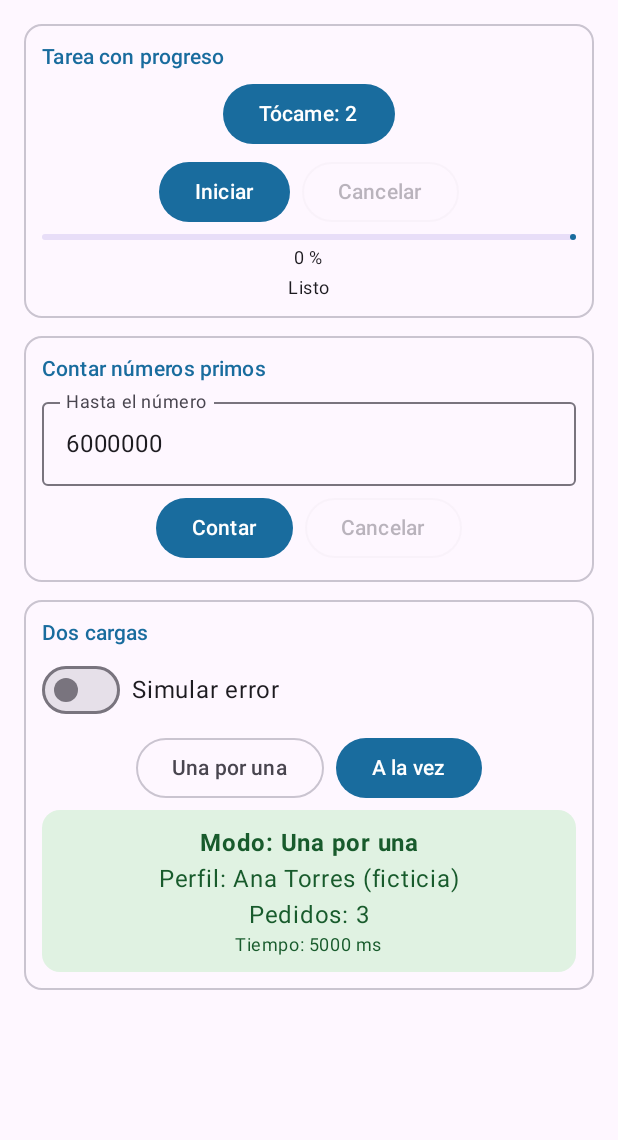
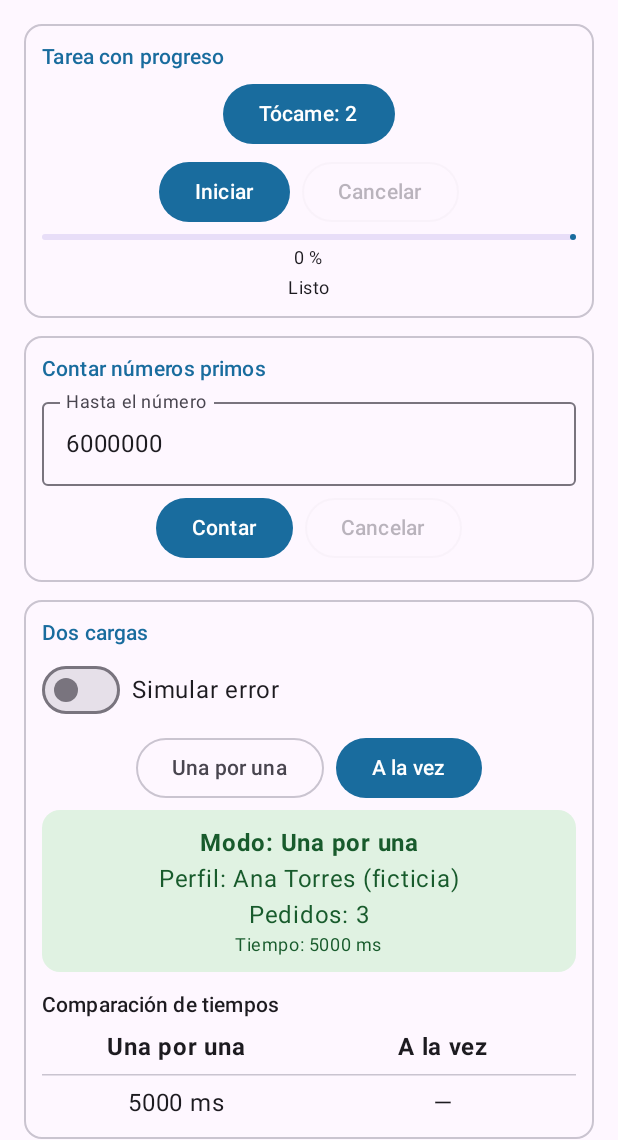
Before and after one commit to mayragarcia-dev/CentroTareas, an Android app built with Jetpack Compose: the screen it shows after launch (MainActivity), after a tap on an icon or button, on a phone screen of 412 x 824 dp, the part 96-1236 px from its top. Run offline under Robolectric (Android 15) with nearby library versions, the phone set to English and light mode, and no system bars; 2 other taps on this screen came first.

Commit message:
feat(carga): agrega tabla comparativa de tiempos

```diff
--- a/app/src/main/java/com/garcia/centrotarea/ui/PantallaTareas.kt
+++ b/app/src/main/java/com/garcia/centrotarea/ui/PantallaTareas.kt
@@ -14,6 +14,7 @@ import androidx.compose.foundation.verticalScroll
 import androidx.compose.material3.Button
 import androidx.compose.material3.CircularProgressIndicator
 import androidx.compose.material3.ExperimentalMaterial3Api
+import androidx.compose.material3.HorizontalDivider
 import androidx.compose.material3.LinearProgressIndicator
 import androidx.compose.material3.MaterialTheme
 import androidx.compose.material3.OutlinedButton
@@ -147,6 +148,8 @@ private fun TarjetaPrimos(viewModel: TareasViewModel) {
 private fun TarjetaCargas(viewModel: TareasViewModel) {
     val carga by viewModel.carga.collectAsState()
     val simularError by viewModel.simularError.collectAsState()
+    val secuenciales by viewModel.tiemposSecuenciales.collectAsState()
+    val paralelos by viewModel.tiemposParalelos.collectAsState()
     val cargando = carga == CargaUi.Cargando
     val colores = MaterialTheme.colorScheme
 
@@ -200,6 +203,35 @@ private fun TarjetaCargas(viewModel: TareasViewModel) {
                 }
             }
         }
+        if (secuenciales.isNotEmpty() || paralelos.isNotEmpty()) {
+            TablaTiempos(secuenciales, paralelos)
+        }
+    }
+}
+
+@Composable
+private fun TablaTiempos(secuenciales: List<Long>, paralelos: List<Long>) {
+    Column(
+        modifier = Modifier.fillMaxWidth().padding(top = 8.dp),
+        verticalArrangement = Arrangement.spacedBy(6.dp)
+    ) {
+        Text("Comparación de tiempos", style = MaterialTheme.typography.titleSmall)
+        FilaTiempos("Una por una", "A la vez", FontWeight.Bold)
+        for (indice in 0 until maxOf(secuenciales.size, paralelos.size)) {
+            HorizontalDivider()
+            FilaTiempos(
+                secuenciales.getOrNull(indice)?.let { "$it ms" } ?: "—",
+                paralelos.getOrNull(indice)?.let { "$it ms" } ?: "—"
+            )
+        }
+    }
+}
+
+@Composable
+private fun FilaTiempos(secuencial: String, paralelo: String, peso: FontWeight = FontWeight.Normal) {
+    Row(Modifier.fillMaxWidth()) {
+        Text(secuencial, Modifier.weight(1f), fontWeight = peso, textAlign = TextAlign.Center)
+        Text(paralelo, Modifier.weight(1f), fontWeight = peso, textAlign = TextAlign.Center)
     }
 }
 
--- a/app/src/main/java/com/garcia/centrotarea/viewmodel/TareasViewModel.kt
+++ b/app/src/main/java/com/garcia/centrotarea/viewmodel/TareasViewModel.kt
@@ -83,6 +83,11 @@ class TareasViewModel(private val repo: TareasRepository) : ViewModel() {
     private val _carga = MutableStateFlow<CargaUi>(CargaUi.Inicial)
     val carga: StateFlow<CargaUi> = _carga.asStateFlow()
 
+    private val _tiemposSecuenciales = MutableStateFlow<List<Long>>(emptyList())
+    val tiemposSecuenciales: StateFlow<List<Long>> = _tiemposSecuenciales.asStateFlow()
+    private val _tiemposParalelos = MutableStateFlow<List<Long>>(emptyList())
+    val tiemposParalelos: StateFlow<List<Long>> = _tiemposParalelos.asStateFlow()
+
     private val _simularError = MutableStateFlow(false)
     val simularError: StateFlow<Boolean> = _simularError.asStateFlow()
 
@@ -91,7 +96,7 @@ class TareasViewModel(private val repo: TareasRepository) : ViewModel() {
     }
 
     fun cargarUnaPorUna() {
-        cargar("Una por una") { forzarError ->
+        cargar("Una por una", _tiemposSecuenciales) { forzarError ->
             val perfil = repo.cargarPerfil()
             val pedidos = repo.cargarPedidos(forzarError)
             perfil to pedidos
@@ -99,7 +104,7 @@ class TareasViewModel(private val repo: TareasRepository) : ViewModel() {
     }
 
     fun cargarALaVez() {
-        cargar("A la vez") { forzarError ->
+        cargar("A la vez", _tiemposParalelos) { forzarError ->
             coroutineScope {
                 val perfil = async { repo.cargarPerfil() }
                 val pedidos = async { repo.cargarPedidos(forzarError) }
@@ -108,14 +113,20 @@ class TareasViewModel(private val repo: TareasRepository) : ViewModel() {
         }
     }
 
-    private fun cargar(modo: String, obtenerDatos: suspend (Boolean) -> Pair<String, List<String>>) {
+    private fun cargar(
+        modo: String,
+        tiempos: MutableStateFlow<List<Long>>,
+        obtenerDatos: suspend (Boolean) -> Pair<String, List<String>>
+    ) {
         if (_carga.value == CargaUi.Cargando) return
         viewModelScope.launch {
             _carga.value = CargaUi.Cargando
             val inicio = System.currentTimeMillis()
             try {
                 val (perfil, pedidos) = obtenerDatos(_simularError.value)
-                _carga.value = CargaUi.Exito(modo, perfil, pedidos.size, System.currentTimeMillis() - inicio)
+                val milisegundos = System.currentTimeMillis() - inicio
+                tiempos.value = tiempos.value + milisegundos
+                _carga.value = CargaUi.Exito(modo, perfil, pedidos.size, milisegundos)
             } catch (e: CancellationException) {
                 throw e
             } catch (e: Exception) {
```
